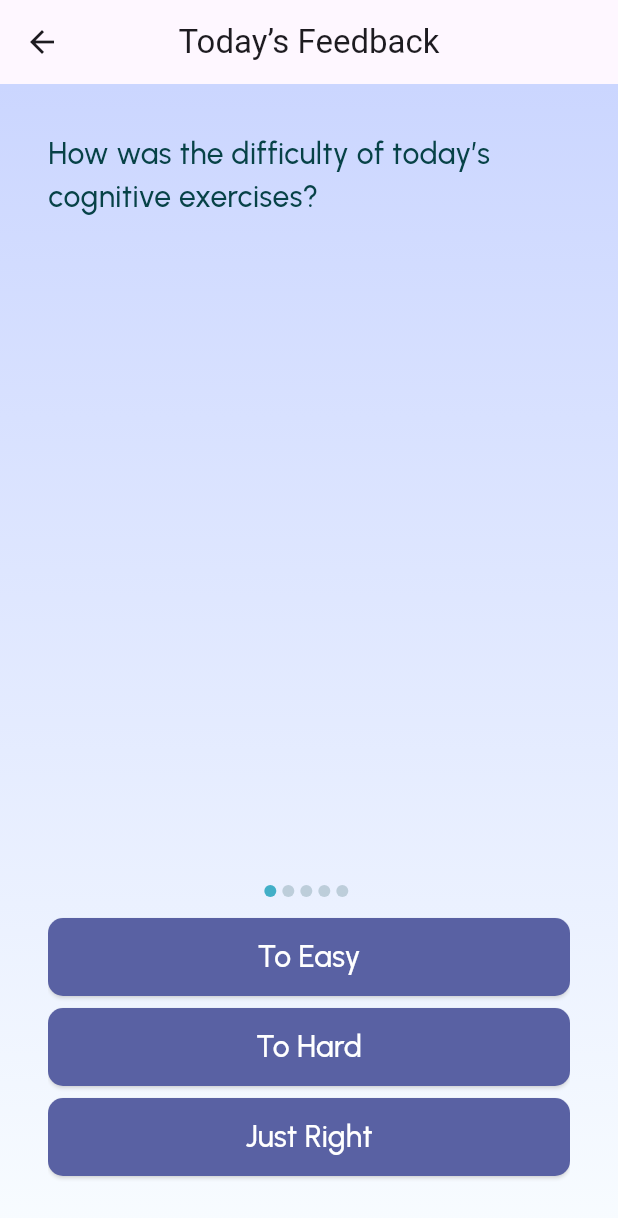
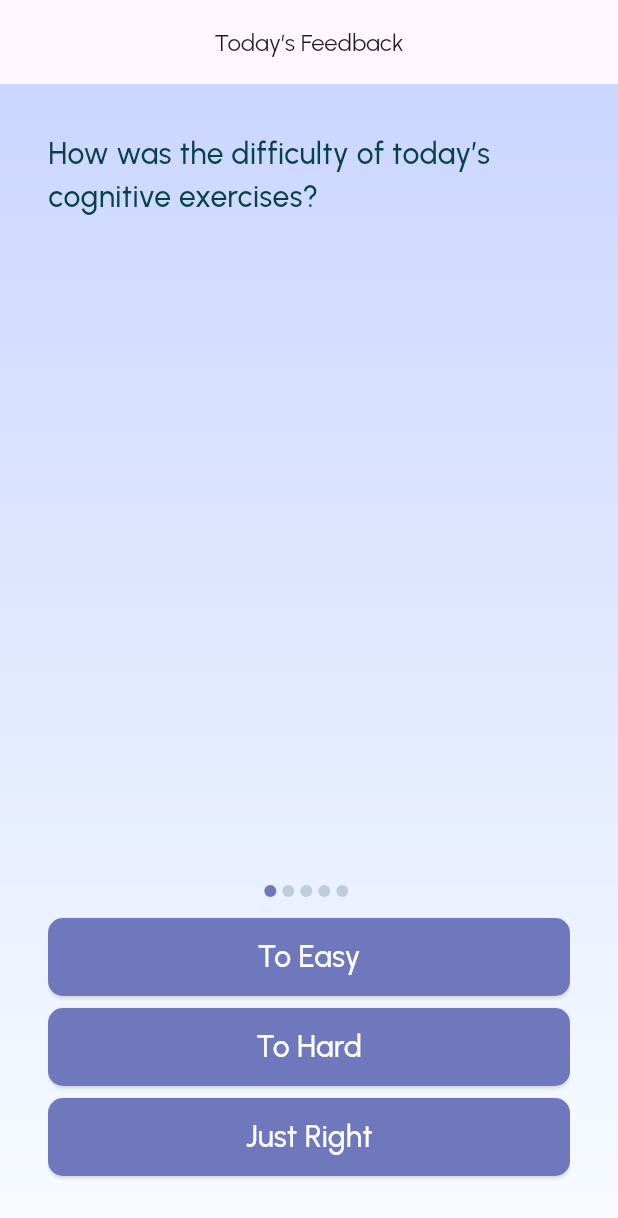
Before and after one commit to yash3497/ripple-app, a Flutter app: the TodaysFeedback screen opened directly, on a phone screen of 412 x 824 dp. Shown: the top 1218 px of the screen. Run offline on Flutter 3.47's test engine with Material 3 defaults, Android fonts, the phone set to English and light mode, and no system bars; our stand-ins replace carousel_slider, fl_chart, fluttertoast, get, get_storage, pinput and 2 more; missing offline and left inert: simple_progress_indicators; accounts and stored records are empty; network calls fail.

Commit message:
feed back connected with flow

```diff
--- a/lib/app/modules/balance_testing/views/feed_back_screen.dart
+++ b/lib/app/modules/balance_testing/views/feed_back_screen.dart
@@ -15,7 +15,12 @@ class TodaysFeedback extends GetView<BalanceTestingController> {
   Widget build(BuildContext context) {
     return Scaffold(
       appBar: AppBar(
-        title: Text("Today’s Feedback"),
+        leading: SizedBox(),
+        title: AppTextWidget(
+          text: "Today’s Feedback",
+          fontWeight: FontWeight.w400,
+          fontSize: 16,
+        ),
         centerTitle: true,
       ),
       body: CustomGradientBackground(
@@ -64,7 +69,7 @@ class TodaysFeedback extends GetView<BalanceTestingController> {
                                           width: 8,
                                           decoration: BoxDecoration(
                                               color: controller.indicator == i
-                                                  ? AppColor.mainColor
+                                                  ? AppColor.steadyButtonColor
                                                   : AppColor.textGreenColor
                                                       .withOpacity(0.2),
                                               borderRadius:
@@ -83,7 +88,7 @@ class TodaysFeedback extends GetView<BalanceTestingController> {
                                   return Padding(
                                     padding: const EdgeInsets.only(bottom: 8.0),
                                     child: AppButton(
-                                        bgColor: AppColor.steadyTextColor,
+                                        bgColor: AppColor.steadyButtonColor,
                                         onPressed: () {
                                           _pageController.animateToPage(
                                               controller.indicator + 1,
--- a/lib/app/modules/balance_testing/views/mcq_test_view.dart
+++ b/lib/app/modules/balance_testing/views/mcq_test_view.dart
@@ -16,6 +16,7 @@ class MCQTestView extends StatelessWidget {
     return GetBuilder<BalanceTestingController>(builder: (controller) {
       return Scaffold(
         appBar: AppBar(
+          leadingWidth: 80,
           leading: CustomBackButton(),
           centerTitle: true,
           title: AppTextWidget(text: "Exercise 1"),
--- a/lib/app/modules/daily_challenges/views/mcq_questions_view.dart
+++ b/lib/app/modules/daily_challenges/views/mcq_questions_view.dart
@@ -21,6 +21,7 @@ class DailyChallengMcqQuestionsView extends StatelessWidget {
     return GetBuilder<DailyChallengesController>(builder: (controller) {
       return Scaffold(
         appBar: AppBar(
+          leadingWidth: 80,
           leading: CustomBackButton(),
           centerTitle: true,
           title: AppTextWidget(text: "Exercise 1"),
--- a/lib/app/modules/steady_step_balance_test/views/steady_steps_balance_test2.dart
+++ b/lib/app/modules/steady_step_balance_test/views/steady_steps_balance_test2.dart
@@ -73,7 +73,7 @@ class SteadyStepBalanceTest2 extends StatelessWidget {
                                   fontSize: 40,
                                   fontWeight: FontWeight.w600,
                                   textColor: controller.testPlayTimer < 6
-                                      ? Colors.red
+                                      ? AppColor.errorColor
                                       : AppColor.steadyTextColor,
                                 ),
                               )
--- a/lib/app/routes/app_pages.dart
+++ b/lib/app/routes/app_pages.dart
@@ -60,7 +60,7 @@ part 'app_routes.dart';
 class AppPages {
   AppPages._();
 
-  static const INITIAL = Routes.HOME;
+  static const INITIAL = Routes.SPLASHSCRCEEN;
 
   static final routes = [
     GetPage(
```
Also changed, not shown: lib/app/modules/balance_testing/views/great_job_view.dart (+6 -2 lines), lib/app/modules/steady_steps_dashboard/controllers/steady_steps_dashboard_controller.dart (+6 -6 lines), lib/app/modules/steady_steps_dashboard/views/steady_steps_dashboard_view.dart (+18 -17 lines).
